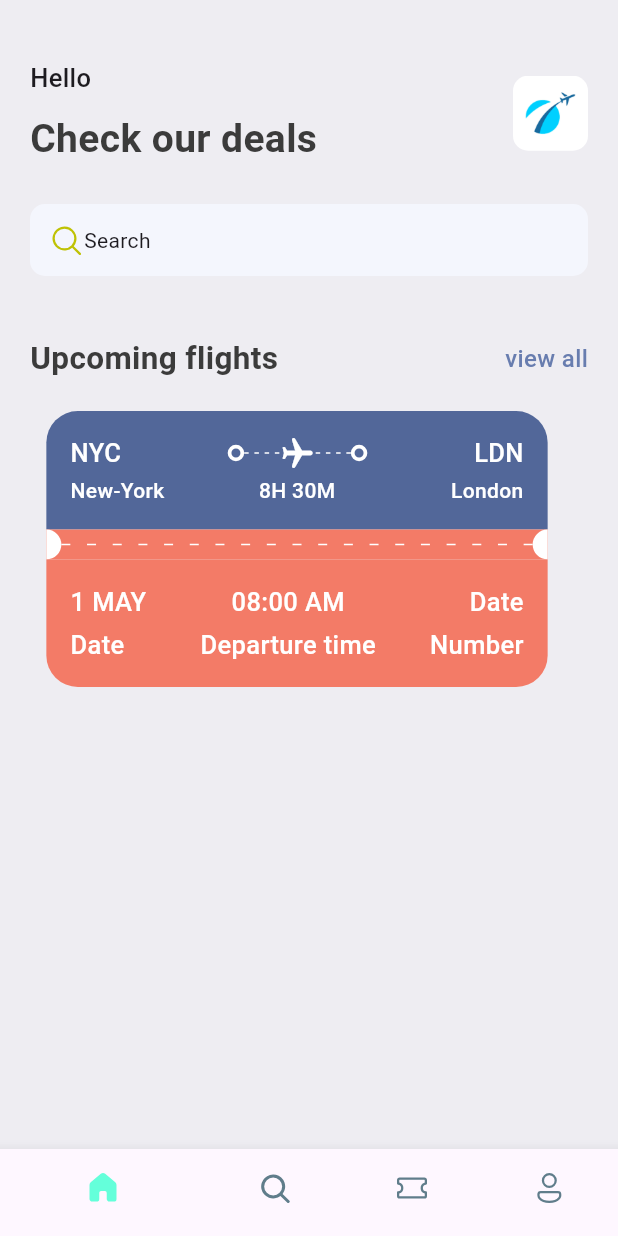
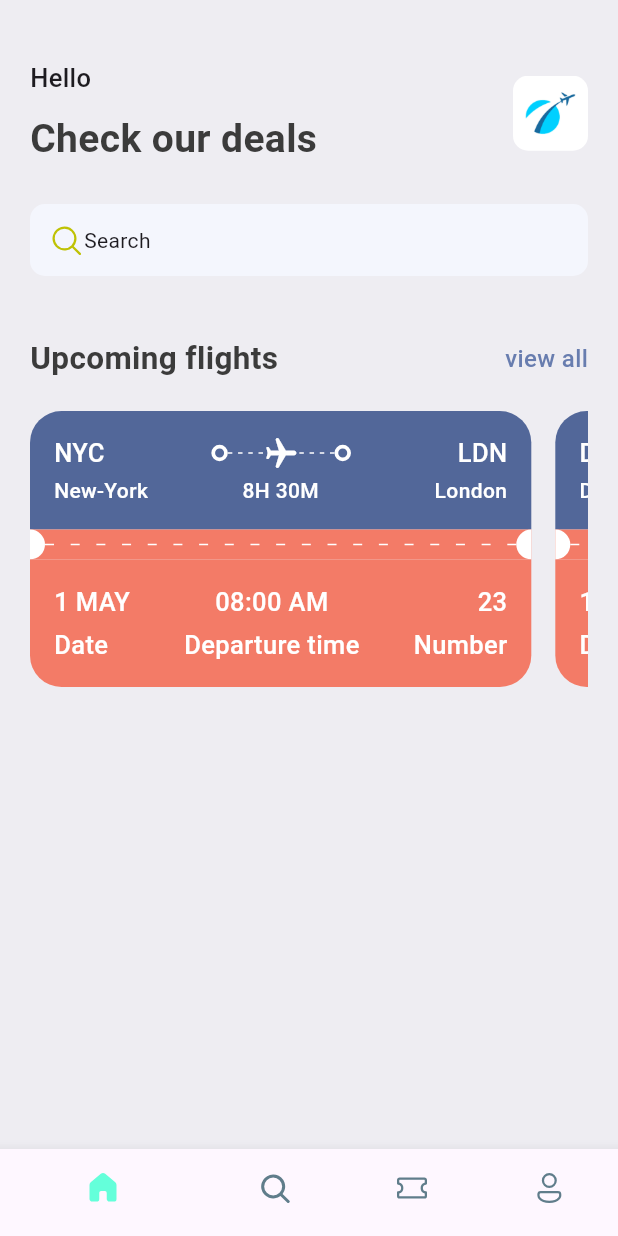
Before and after one commit to hassaneldika/ticket-app, a Flutter app: the screen it shows after launch, on a phone screen of 412 x 824 dp. Run offline on Flutter 3.47's test engine with Material 3 defaults, Android fonts, the phone set to English and light mode, and no system bars; our stand-ins replace fluentui_icons.

```diff
--- a/lib/base/widgets/ticket_view.dart
+++ b/lib/base/widgets/ticket_view.dart
@@ -8,7 +8,9 @@ import 'package:ticketapp/base/widgets/text_style_fourth.dart';
 import 'package:ticketapp/base/widgets/text_style_third.dart';
 
 class TicketView extends StatelessWidget {
-  const TicketView({super.key});
+  const TicketView({super.key, required this.ticket});
+
+  final Map<String, dynamic> ticket;
 
   @override
   Widget build(BuildContext context) {
@@ -34,7 +36,7 @@ class TicketView extends StatelessWidget {
                     //you can use Expanded widget or mainAxisAlignment widget
                     //mainAxisAlignment: MainAxisAlignment.spaceBetween,
                     children: [
-                      const TextStyleThird(text: 'NYC'),
+                      TextStyleThird(text: ticket['from']['code']),
                       Expanded(child: Container()),
                       const BigDot(),
                       Expanded(
@@ -59,7 +61,7 @@ class TicketView extends StatelessWidget {
                       )),
                       const BigDot(),
                       Expanded(child: Container()),
-                      const TextStyleThird(text: 'LDN'),
+                      TextStyleThird(text: ticket['to']['code']),
                     ],
                   ),
                   const SizedBox(
@@ -67,17 +69,17 @@ class TicketView extends StatelessWidget {
                   ),
                   Row(
                     children: [
-                      const SizedBox(
+                      SizedBox(
                         width: 100.0,
-                        child: TextStyleFourth(text: 'New-York'),
+                        child: TextStyleFourth(text: ticket['from']['name']),
                       ),
                       Expanded(child: Container()),
-                      const TextStyleFourth(text: '8H 30M'),
+                      TextStyleFourth(text: ticket['flying_time']),
                       Expanded(child: Container()),
-                      const SizedBox(
+                      SizedBox(
                         width: 100.0,
                         child: TextStyleFourth(
-                          text: 'London',
+                          text: ticket['to']['name'],
                           align: TextAlign.end,
                         ),
                       ),
@@ -114,24 +116,24 @@ class TicketView extends StatelessWidget {
                   borderRadius: BorderRadius.only(
                       bottomLeft: Radius.circular(21.0),
                       bottomRight: Radius.circular(21.0))),
-              child: const Column(
+              child: Column(
                 children: [
                   Row(
                     //you can use Expanded widget or mainAxisAlignment widget
                     mainAxisAlignment: MainAxisAlignment.spaceBetween,
                     children: [
                       AppColumnTextLayout(
-                        topText: '1 MAY',
+                        topText: ticket['date'],
                         bottomText: 'Date',
                         alignment: CrossAxisAlignment.start,
                       ),
                       AppColumnTextLayout(
-                        topText: '08:00 AM',
+                        topText: ticket['departure_time'],
                         bottomText: 'Departure time',
                         alignment: CrossAxisAlignment.center,
                       ),
                       AppColumnTextLayout(
-                        topText: 'Date',
+                        topText: ticket['number'].toString(),
                         bottomText: 'Number',
                         alignment: CrossAxisAlignment.end,
                       ),
--- a/lib/screens/home_screen.dart
+++ b/lib/screens/home_screen.dart
@@ -2,6 +2,7 @@ import 'package:fluentui_icons/fluentui_icons.dart';
 import 'package:flutter/material.dart';
 import 'package:ticketapp/base/res/media.dart';
 import 'package:ticketapp/base/res/styles/app_styles.dart';
+import 'package:ticketapp/base/utils/all_json.dart';
 import 'package:ticketapp/base/widgets/app_double_text.dart';
 import 'package:ticketapp/base/widgets/ticket_view.dart';
 
@@ -83,7 +84,13 @@ class HomeScreen extends StatelessWidget {
                 const SizedBox(
                   height: 20.0,
                 ),
-                const TicketView(),
+                SingleChildScrollView(
+                    scrollDirection: Axis.horizontal,
+                    child: Row(
+                        children: ticketList
+                            .take(2)
+                            .map((e) => TicketView(ticket: e))
+                            .toList())),
               ],
             ),
           ),
```
